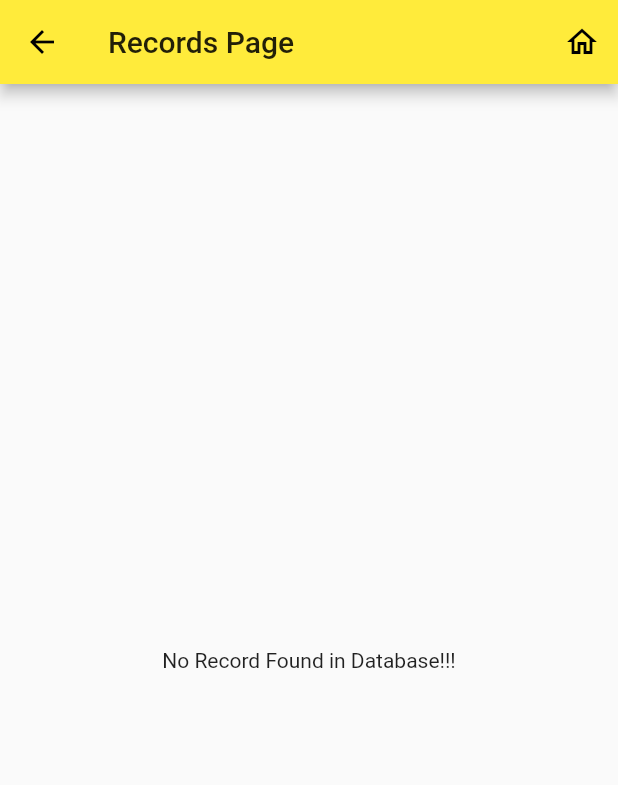
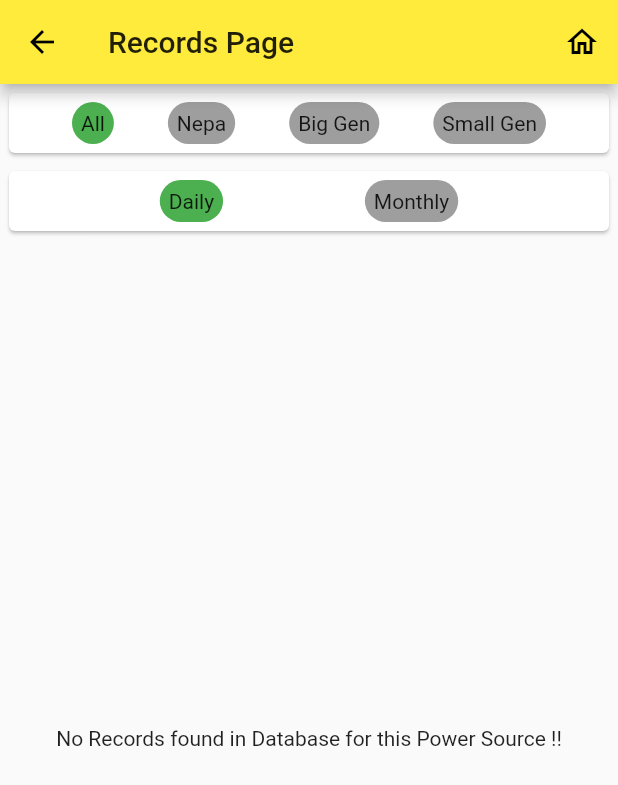
Before and after one commit to Lone-Wolf17/generator_record, a Flutter app: the screen it shows after launch, in the side drawer, after a tap on "Daily", on a phone screen of 412 x 824 dp. Shown: the top 785 px of the screen. Run offline on Flutter 3.47's test engine with Material 2 defaults, Android fonts, the phone set to English and light mode, and no system bars; our stand-ins replace shared_preferences, sqflite; missing offline and left inert: enum_to_string, flutter_circular_slider; accounts and stored records are empty; statements that could not run were skipped.

Commit message:
** Minor Bug Fixes

```diff
--- a/lib/days_page.dart
+++ b/lib/days_page.dart
@@ -175,8 +175,6 @@ class _SingleDayRecordPageState extends State<SingleDayRecordPage> {
 
     // Get the records
     List<Map> dateRecords = await database.rawQuery(queryStr);
-
-    print(dateRecords);
 
     return dateRecords;
   }
--- a/lib/records_page.dart
+++ b/lib/records_page.dart
@@ -74,8 +74,6 @@ class _RecordsPageState extends State<RecordsPage> {
 
     // Get the records
     List<Map> daysList = await database.rawQuery(queryStr);
-
-    print(daysList);
 
     return daysList;
   }
@@ -338,33 +336,7 @@ class _RecordsPageState extends State<RecordsPage> {
         title: Text('Records Page'),
         actions: [buildHomeButton(context)],
       ),
-      body: FutureBuilder<List<Map>>(
-        future: _readDB(),
-        builder: (context, snapshot) {
-          if (snapshot.hasData) {
-            if (snapshot.data.isEmpty) {
-              return Center(
-                child: Text("No Record Found in Database!!!"),
-              );
-            }
-
-            LinkedHashMap<String, Map<PowerState, int>> map;
-
-            if (calendarView == CalendarView.Monthly) {
-              map = _buildForMonths(snapshot);
-            } else if (calendarView == CalendarView.Daily) {
-              map = _buildForDays(snapshot);
-            }
-
-            List<Widget> list = List();
-
-            map.forEach((dateOrMonth, durationMap) {
-              // Duration duration = Duration(minutes: value);
-
-              list.add(_buildSummaryCard(dateOrMonth, durationMap));
-            });
-
-            return Column(
+      body: Column(
         children: [
           // Card for Power Source Selection
           powerSourceSelectionCard(),
@@ -419,11 +391,35 @@ class _RecordsPageState extends State<RecordsPage> {
               ),
             ),
           Expanded(
-                  child: ListView(
+            child: FutureBuilder<List<Map>>(
+              future: _readDB(),
+              builder: (context, snapshot) {
+                if (snapshot.hasData) {
+                  if (snapshot.data.isEmpty) {
+                    return Center(
+                      child: Text(
+                          "No Records found in Database for this Power Source !!"),
+                    );
+                  }
+
+                  LinkedHashMap<String, Map<PowerState, int>> map;
+
+                  if (calendarView == CalendarView.Monthly) {
+                    map = _buildForMonths(snapshot);
+                  } else if (calendarView == CalendarView.Daily) {
+                    map = _buildForDays(snapshot);
+                  }
+
+                  List<Widget> list = List();
+
+                  map.forEach((dateOrMonth, durationMap) {
+                    // Duration duration = Duration(minutes: value);
+
+                    list.add(_buildSummaryCard(dateOrMonth, durationMap));
+                  });
+
+                  return ListView(
                     children: list,
-                  ),
-                ),
-              ],
                   );
                 }
 
@@ -432,6 +428,9 @@ class _RecordsPageState extends State<RecordsPage> {
                 );
               },
             ),
+          ),
+        ],
+      ),
     );
   }
 }
```
Also changed, not shown: lib/utils.dart (+8 -1 lines). Lines whose indentation alone changed are shown as unchanged.
